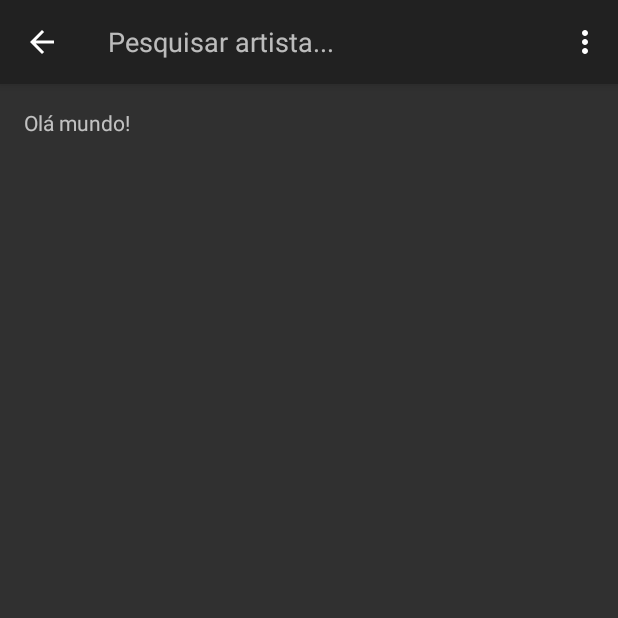
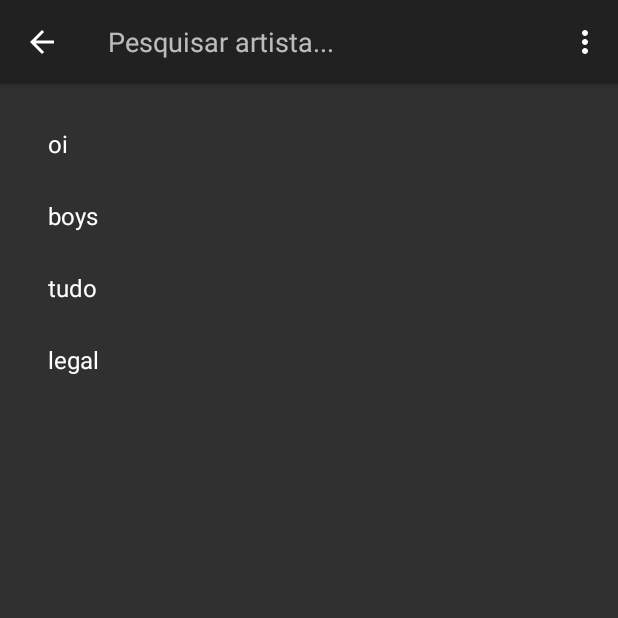
Before and after one commit to laertemarcal/lyricsmatch, an Android app: the screen it shows after launch (MainActivity), after a tap on "Pesquisar", on a phone screen of 412 x 824 dp, the top half of it. Run offline under Robolectric (Android 15) with nearby library versions, the phone set to English and light mode, and no system bars.

Commit message:
Início da implementação do RecyclerView, criação do serviço

```diff
--- a/app/build.gradle
+++ b/app/build.gradle
@@ -2,7 +2,7 @@ apply plugin: 'com.android.application'
 
 android {
     compileSdkVersion 21
-    buildToolsVersion "21.1.2"
+    buildToolsVersion '21.1.2'
 
     defaultConfig {
         applicationId "br.com.laertemarcal.lyricsmatch"
@@ -20,7 +20,8 @@ android {
 }
 
 dependencies {
-    compile fileTree(dir: 'libs', include: ['*.jar'])
+    compile fileTree(include: ['*.jar'], dir: 'libs')
     compile 'com.android.support:appcompat-v7:22.1.1'
     compile 'com.mcxiaoke.volley:library:1.0.16'
+    compile 'com.android.support:recyclerview-v7:22.0.+'
 }
--- a/app/src/main/AndroidManifest.xml
+++ b/app/src/main/AndroidManifest.xml
@@ -9,7 +9,7 @@
         android:label="@string/app_name"
         android:theme="@style/Theme.AppCompat">
         <activity
-            android:name=".MainActivity"
+            android:name=".activities.MainActivity"
             android:label="@string/app_name">
             <intent-filter>
                 <action android:name="android.intent.action.MAIN" />
--- /dev/null
+++ b/app/src/main/java/br/com/laertemarcal/lyricsmatch/activities/MainActivity.java
@@ -0,0 +1,68 @@
+package br.com.laertemarcal.lyricsmatch.activities;
+
+import android.os.Bundle;
+import android.support.v7.app.AppCompatActivity;
+import android.support.v7.widget.SearchView;
+import android.util.Log;
+import android.view.Menu;
+import android.view.MenuItem;
+
+import br.com.laertemarcal.lyricsmatch.R;
+import br.com.laertemarcal.lyricsmatch.fragments.ArtistsFragment;
+import br.com.laertemarcal.lyricsmatch.services.ArtistsService;
+
+
+public class MainActivity extends AppCompatActivity {
+
+    ArtistsFragment artistsFragment = new ArtistsFragment();
+
+    @Override
+    protected void onCreate(Bundle savedInstanceState) {
+        super.onCreate(savedInstanceState);
+        setContentView(R.layout.activity_main);
+        if (savedInstanceState == null) {
+            getSupportFragmentManager().beginTransaction()
+                    .add(R.id.container, artistsFragment)
+                    .commit();
+        }
+    }
+
+
+    @Override
+    public boolean onCreateOptionsMenu(Menu menu) {
+        // Inflate the menu; this adds items to the action bar if it is present.
+        getMenuInflater().inflate(R.menu.menu_main, menu);
+        SearchView searchView = (SearchView) menu.findItem(R.id.action_search).getActionView();
+        searchView.setQueryHint(getResources().getString(R.string.search_hint));
+        searchView.setOnQueryTextListener(new SearchView.OnQueryTextListener() {
+            @Override
+            public boolean onQueryTextSubmit(String query) {
+                Log.d("QUERY", query);
+                new ArtistsService(artistsFragment).sendRequest(query);
+                return false;
+            }
+
+            @Override
+            public boolean onQueryTextChange(String newText) {
+                return true;
+            }
+        });
+
+        return true;
+    }
+
+    @Override
+    public boolean onOptionsItemSelected(MenuItem item) {
+        // Handle action bar item clicks here. The action bar will
+        // automatically handle clicks on the Home/Up button, so long
+        // as you specify a parent activity in AndroidManifest.xml.
+        int id = item.getItemId();
+
+        //noinspection SimplifiableIfStatement
+        if (id == R.id.action_about) {
+            return true;
+        }
+
+        return super.onOptionsItemSelected(item);
+    }
+}
--- /dev/null
+++ b/app/src/main/java/br/com/laertemarcal/lyricsmatch/adapters/ArtistsAdapter.java
@@ -0,0 +1,60 @@
+package br.com.laertemarcal.lyricsmatch.adapters;
+
+import android.support.v7.widget.RecyclerView;
+import android.view.LayoutInflater;
+import android.view.View;
+import android.view.ViewGroup;
+import android.widget.TextView;
+
+import br.com.laertemarcal.lyricsmatch.R;
+
+/**
+ * Created by Laerte on 02/06/2015.
+ */
+public class ArtistsAdapter extends RecyclerView.Adapter<ArtistsAdapter.ViewHolder> {
+    private String[] mDataset;
+
+    // Provide a reference to the views for each data item
+    // Complex data items may need more than one view per item, and
+    // you provide access to all the views for a data item in a view holder
+    public static class ViewHolder extends RecyclerView.ViewHolder {
+        // each data item is just a string in this case
+        public TextView mTextView;
+        public ViewHolder(View v) {
+            super(v);
+            mTextView = (TextView) v.findViewById(android.R.id.text1);
+        }
+    }
+
+    // Provide a suitable constructor (depends on the kind of dataset)
+    public ArtistsAdapter(String[] myDataset) {
+        mDataset = myDataset;
+    }
+
+    // Create new views (invoked by the layout manager)
+    @Override
+    public ViewHolder onCreateViewHolder(ViewGroup parent,
+                                                   int viewType) {
+        // create a new view
+        View v = LayoutInflater.from(parent.getContext())
+                .inflate(android.R.layout.simple_list_item_1, parent, false);
+        // set the view's size, margins, paddings and layout parameters
+        ViewHolder vh = new ViewHolder(v);
+        return vh;
+    }
+
+    // Replace the contents of a view (invoked by the layout manager)
+    @Override
+    public void onBindViewHolder(ViewHolder holder, int position) {
+        // - get element from your dataset at this position
+        // - replace the contents of the view with that element
+        holder.mTextView.setText(mDataset[position]);
+
+    }
+
+    // Return the size of your dataset (invoked by the layout manager)
+    @Override
+    public int getItemCount() {
+        return mDataset.length;
+    }
+}
--- /dev/null
+++ b/app/src/main/java/br/com/laertemarcal/lyricsmatch/fragments/ArtistsFragment.java
@@ -0,0 +1,39 @@
+package br.com.laertemarcal.lyricsmatch.fragments;
+
+/**
+ * Created by Laerte on 02/06/2015.
+ */
+
+import android.os.Bundle;
+import android.support.v4.app.Fragment;
+import android.support.v7.widget.LinearLayoutManager;
+import android.support.v7.widget.RecyclerView;
+import android.view.LayoutInflater;
+import android.view.View;
+import android.view.ViewGroup;
+
+import br.com.laertemarcal.lyricsmatch.R;
+import br.com.laertemarcal.lyricsmatch.adapters.ArtistsAdapter;
+
+public class ArtistsFragment extends Fragment {
+
+    private RecyclerView mArtistsRecyclerView;
+
+    public ArtistsFragment() {
+    }
+
+    @Override
+    public View onCreateView(LayoutInflater inflater, ViewGroup container,
+                             Bundle savedInstanceState) {
+        View rootView = inflater.inflate(R.layout.fragment_main, container, false);
+        mArtistsRecyclerView = (RecyclerView) rootView.findViewById(R.id.recyclerView);
+        mArtistsRecyclerView.setHasFixedSize(true);
+        mArtistsRecyclerView.setLayoutManager(new LinearLayoutManager(getActivity()));
+        String[] dataset = new String[] {
+                "oi", "boys", "tudo", "legal"
+        };
+        mArtistsRecyclerView.setAdapter(new ArtistsAdapter(dataset));
+        return rootView;
+    }
+
+}
--- a/app/src/main/res/layout/fragment_main.xml
+++ b/app/src/main/res/layout/fragment_main.xml
@@ -1,12 +1,27 @@
 <RelativeLayout xmlns:android="http://schemas.android.com/apk/res/android"
-    xmlns:tools="http://schemas.android.com/tools" android:layout_width="match_parent"
-    android:layout_height="match_parent" android:paddingLeft="@dimen/activity_horizontal_margin"
+    xmlns:tools="http://schemas.android.com/tools"
+    android:layout_width="match_parent"
+    android:layout_height="match_parent"
+    android:paddingBottom="@dimen/activity_vertical_margin"
+    android:paddingLeft="@dimen/activity_horizontal_margin"
     android:paddingRight="@dimen/activity_horizontal_margin"
     android:paddingTop="@dimen/activity_vertical_margin"
-    android:paddingBottom="@dimen/activity_vertical_margin"
     tools:context=".MainActivity$PlaceholderFragment">
 
-    <TextView android:text="@string/hello_world" android:layout_width="wrap_content"
-        android:layout_height="wrap_content" />
+    <ProgressBar
+        android:layout_width="wrap_content"
+        android:layout_height="wrap_content"
+        android:id="@+id/progressBar"
+        android:layout_centerVertical="true"
+        android:layout_centerHorizontal="true"
+        android:visibility="gone" />
+
+    <!-- A RecyclerView with some commonly used attributes -->
+    <android.support.v7.widget.RecyclerView
+        android:id="@+id/recyclerView"
+        android:scrollbars="vertical"
+        android:layout_width="match_parent"
+        android:layout_height="match_parent"
+    />
 
 </RelativeLayout>
```
Also changed, not shown: app/src/main/java/br/com/laertemarcal/lyricsmatch/services/ArtistsService.java (added, +64 -0 lines), app/src/main/res/layout/item_artist.xml (added, +12 -0 lines), 1 other file.
